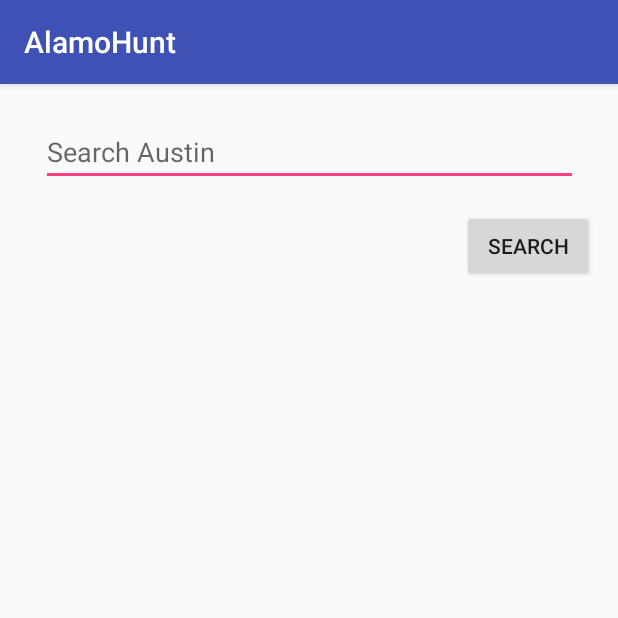
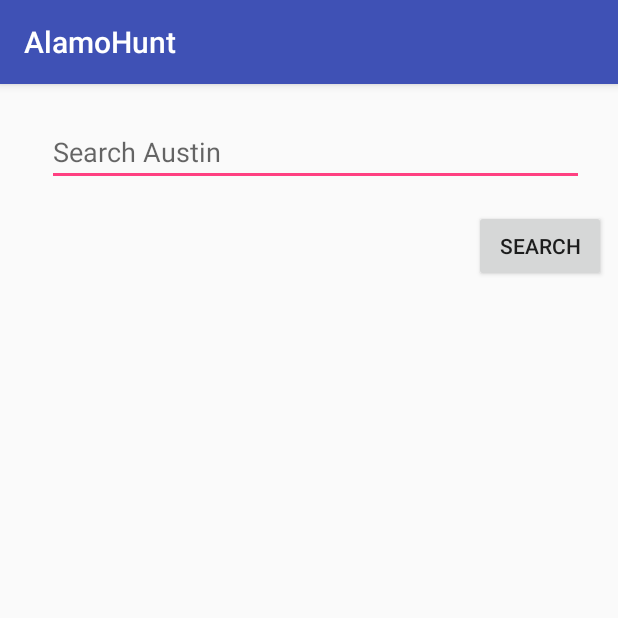
Before and after one commit to realityexpander/AlamoHunt2, an Android app: the screen it shows after launch (MainActivity), on a phone screen of 412 x 824 dp, the top half of it. Run offline under Robolectric (Android 15) with nearby library versions, the phone set to English and light mode, and no system bars.

```diff
--- a/app/src/main/java/com/realityexpander/alamohunt/FoursquareService.java
+++ b/app/src/main/java/com/realityexpander/alamohunt/FoursquareService.java
@@ -22,7 +22,7 @@ public interface FoursquareService {
                                         @Query("query") String searchQuery);
 
     // A request to search for nearby recommendations via the Foursquare API.
-    @GET("search/recommendations?v=20161101&limit=15&near=Austin,TX")
+    @GET("search/recommendations?v=20161101&limit=20&near=Austin,TX")
     Call<FoursquareJSON> searchAutoComplete(@Query("client_id") String clientID,
                                             @Query("client_secret") String clientSecret,
                                             @Query("query") String autoCompleteString      );
--- a/app/src/main/res/layout/activity_main.xml
+++ b/app/src/main/res/layout/activity_main.xml
@@ -14,10 +14,12 @@
         android:layout_alignParentTop="true"
         android:layout_marginStart="16dp"
         android:layout_marginTop="28dp"
-        android:hint="Search Austin"
+        android:hint="@string/search_bar_default_text"
         app:layout_constraintEnd_toEndOf="@+id/button"
         app:layout_constraintStart_toStartOf="parent"
-        app:layout_constraintTop_toTopOf="parent">
+        app:layout_constraintTop_toTopOf="parent"
+        android:inputType="text"
+        android:imeOptions="actionSearch">
 
         <requestFocus />
     </com.realityexpander.alamohunt.CustomBackAutoCompleteTextView>
@@ -27,10 +29,10 @@
         android:layout_width="wrap_content"
         android:layout_height="wrap_content"
         android:layout_marginBottom="8dp"
-        android:layout_marginEnd="16dp"
+        android:layout_marginEnd="8dp"
         android:layout_marginTop="8dp"
         android:onClick="searchButtonClick"
-        android:text="Search"
+        android:text="@string/search_button_name"
         app:layout_constraintBottom_toBottomOf="parent"
         app:layout_constraintEnd_toEndOf="parent"
         app:layout_constraintTop_toBottomOf="@+id/search"
--- a/app/src/main/res/values/strings.xml
+++ b/app/src/main/res/values/strings.xml
@@ -4,17 +4,19 @@
     <string name="google_maps_key" templateMergeStrategy="preserve" translatable="false">
     AIzaSyBuWnjm2xsMd6lNwIrOgcMAWpQcPviODk0</string>
 
-    <!--<string name="foursquare_client_id">EJ4OHQG0B4ULZARQUVBQQSFAZN5JKVIJUZXRG05HTAMSVLIK</string>-->
-    <!--<string name="foursquare_client_secret">FF5FTEFKICTIZQE50TXHOQAK3AMOQTOCPVCXRY0TKEV0WKJ4</string>-->
+    <string name="foursquare_client_id">EJ4OHQG0B4ULZARQUVBQQSFAZN5JKVIJUZXRG05HTAMSVLIK</string>
+    <string name="foursquare_client_secret">FF5FTEFKICTIZQE50TXHOQAK3AMOQTOCPVCXRY0TKEV0WKJ4</string>
 
     <!--<string name="foursquare_client_id">RHC4PG23A5ICWD4HT1VGW21MVBZEW42LXP34EE4P1HGBKUVN</string>-->
     <!--<string name="foursquare_client_secret">SAE30GFO1QPOVUMHLH0UVGFA2RGZWC0GSSEFW1OBMP1VG4QA</string>-->
 
-    <string name="foursquare_client_id">0RJ55P5RUYMZ3F33PAYM3P5OLWGQTTHMZQGZL2PLHFKVOSYU</string>
-    <string name="foursquare_client_secret">DXBX2ZXXT50JJJKR023PDDQINBVN3TT1IS4RRKP1YSMEKTLJ</string>
+    <!--<string name="foursquare_client_id">0RJ55P5RUYMZ3F33PAYM3P5OLWGQTTHMZQGZL2PLHFKVOSYU</string>-->
+    <!--<string name="foursquare_client_secret">DXBX2ZXXT50JJJKR023PDDQINBVN3TT1IS4RRKP1YSMEKTLJ</string>-->
 
 
     <string name="foursquare_base_URL">"https://api.foursquare.com/v2/"</string>
     <string name="title_activity_view_venue">ViewVenueActivity</string>
+    <string name="search_bar_default_text">Search Austin</string>
+    <string name="search_button_name">Search</string>
 
 </resources>
```
Also changed, not shown: app/src/main/java/com/realityexpander/alamohunt/MainActivity.java (+19 -2 lines), app/src/main/res/layout/activity_maps.xml (+6 -19 lines), app/src/main/res/layout/auto_complete_layout.xml (+5 -2 lines), app/src/main/res/layout/item_place_picker.xml (+13 -8 lines).
